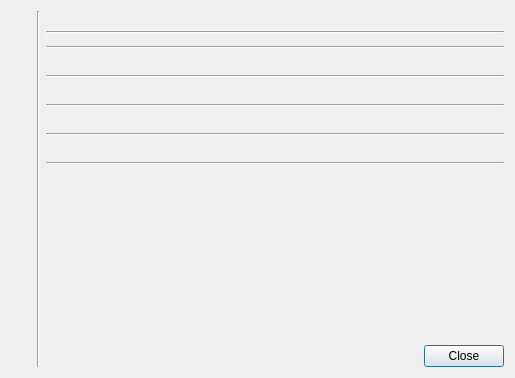
This is src/aboutdialog.ui in jonaski/sqlrestore as Qt 5 draws it before an edit. The edited form follows.
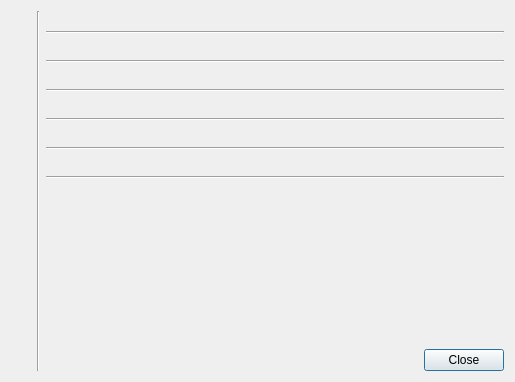
This is the edited form. Icons and pictures are not drawn.

Commit message: Use SetMinimumSize for about

```diff
--- a/src/aboutdialog.ui
+++ b/src/aboutdialog.ui
@@ -7,9 +7,15 @@
     <x>0</x>
     <y>0</y>
     <width>515</width>
-    <height>378</height>
+    <height>382</height>
    </rect>
   </property>
+  <property name="sizePolicy">
+   <sizepolicy hsizetype="Minimum" vsizetype="Minimum">
+    <horstretch>0</horstretch>
+    <verstretch>0</verstretch>
+   </sizepolicy>
+  </property>
   <property name="minimumSize">
    <size>
     <width>515</width>
@@ -40,7 +46,7 @@
   </property>
   <layout class="QVBoxLayout" name="verticalLayout">
    <property name="sizeConstraint">
-    <enum>QLayout::SetDefaultConstraint</enum>
+    <enum>QLayout::SetMinimumSize</enum>
    </property>
    <item>
     <layout class="QHBoxLayout" name="layout_left">
@@ -80,6 +86,9 @@
      </item>
      <item>
       <layout class="QVBoxLayout" name="layout_right">
+       <property name="sizeConstraint">
+        <enum>QLayout::SetMinimumSize</enum>
+       </property>
        <item>
         <widget class="QLabel" name="headline">
          <property name="text">
@@ -97,7 +106,7 @@
        <item>
         <widget class="QLabel" name="text">
          <property name="sizePolicy">
-          <sizepolicy hsizetype="Ignored" vsizetype="Ignored">
+          <sizepolicy hsizetype="Minimum" vsizetype="Minimum">
            <horstretch>0</horstretch>
            <verstretch>0</verstretch>
           </sizepolicy>
@@ -117,7 +126,7 @@
         </widget>
        </item>
        <item>
-        <widget class="Line" name="line_middle">
+        <widget class="Line" name="line_2">
          <property name="orientation">
           <enum>Qt::Horizontal</enum>
          </property>
@@ -125,6 +134,9 @@
        </item>
        <item>
         <layout class="QHBoxLayout" name="layout_boost">
+         <property name="sizeConstraint">
+          <enum>QLayout::SetMinimumSize</enum>
+         </property>
          <item>
           <widget class="QLabel" name="label_boost_logo">
            <property name="sizePolicy">
@@ -143,6 +155,12 @@
          </item>
          <item>
           <widget class="QLabel" name="label_boost_text">
+           <property name="sizePolicy">
+            <sizepolicy hsizetype="Minimum" vsizetype="Minimum">
+             <horstretch>0</horstretch>
+             <verstretch>0</verstretch>
+            </sizepolicy>
+           </property>
            <property name="text">
             <string/>
            </property>
@@ -160,7 +178,7 @@
         </layout>
        </item>
        <item>
-        <widget class="Line" name="line_2">
+        <widget class="Line" name="line_3">
          <property name="orientation">
           <enum>Qt::Horizontal</enum>
          </property>
@@ -168,6 +186,9 @@
        </item>
        <item>
         <layout class="QHBoxLayout" name="layout_qt">
+         <property name="sizeConstraint">
+          <enum>QLayout::SetMinimumSize</enum>
+         </property>
          <item>
           <widget class="QLabel" name="label_qt_logo">
            <property name="sizePolicy">
@@ -186,6 +207,12 @@
          </item>
          <item>
           <widget class="QLabel" name="label_qt_text">
+           <property name="sizePolicy">
+            <sizepolicy hsizetype="Minimum" vsizetype="Minimum">
+             <horstretch>0</horstretch>
+             <verstretch>0</verstretch>
+            </sizepolicy>
+           </property>
            <property name="text">
             <string/>
            </property>
@@ -203,7 +230,7 @@
         </layout>
        </item>
        <item>
-        <widget class="Line" name="line_3">
+        <widget class="Line" name="line_4">
          <property name="orientation">
           <enum>Qt::Horizontal</enum>
          </property>
@@ -211,6 +238,9 @@
        </item>
        <item>
         <layout class="QHBoxLayout" name="layout_file">
+         <property name="sizeConstraint">
+          <enum>QLayout::SetMinimumSize</enum>
+         </property>
          <item>
           <widget class="QLabel" name="label_darwinsysfile_logo">
            <property name="sizePolicy">
@@ -229,6 +259,12 @@
          </item>
          <item>
           <widget class="QLabel" name="label_darwinsysfile_text">
+           <property name="sizePolicy">
+            <sizepolicy hsizetype="Minimum" vsizetype="Minimum">
+             <horstretch>0</horstretch>
+             <verstretch>0</verstretch>
+            </sizepolicy>
+           </property>
            <property name="text">
             <string/>
            </property>
@@ -246,7 +282,7 @@
         </layout>
        </item>
        <item>
-        <widget class="Line" name="line_4">
+        <widget class="Line" name="line_5">
          <property name="orientation">
           <enum>Qt::Horizontal</enum>
          </property>
@@ -254,6 +290,9 @@
        </item>
        <item>
         <layout class="QHBoxLayout" name="layout_zlib">
+         <property name="sizeConstraint">
+          <enum>QLayout::SetMinimumSize</enum>
+         </property>
          <item>
           <widget class="QLabel" name="label_zlib_logo">
            <property name="sizePolicy">
@@ -272,6 +311,12 @@
          </item>
          <item>
           <widget class="QLabel" name="label_zlib_text">
+           <property name="sizePolicy">
+            <sizepolicy hsizetype="Minimum" vsizetype="Minimum">
+             <horstretch>0</horstretch>
+             <verstretch>0</verstretch>
+            </sizepolicy>
+           </property>
            <property name="text">
             <string/>
            </property>
@@ -289,7 +334,7 @@
         </layout>
        </item>
        <item>
-        <widget class="Line" name="line_5">
+        <widget class="Line" name="line_6">
          <property name="orientation">
           <enum>Qt::Horizontal</enum>
          </property>
@@ -305,8 +350,8 @@
          </property>
          <property name="sizeHint" stdset="0">
           <size>
-           <width>0</width>
-           <height>0</height>
+           <width>20</width>
+           <height>2</height>
           </size>
          </property>
         </spacer>
```
Left out of the diff: 14 changed lines with no effect on the pictures. The commit also changes 2 other files.
